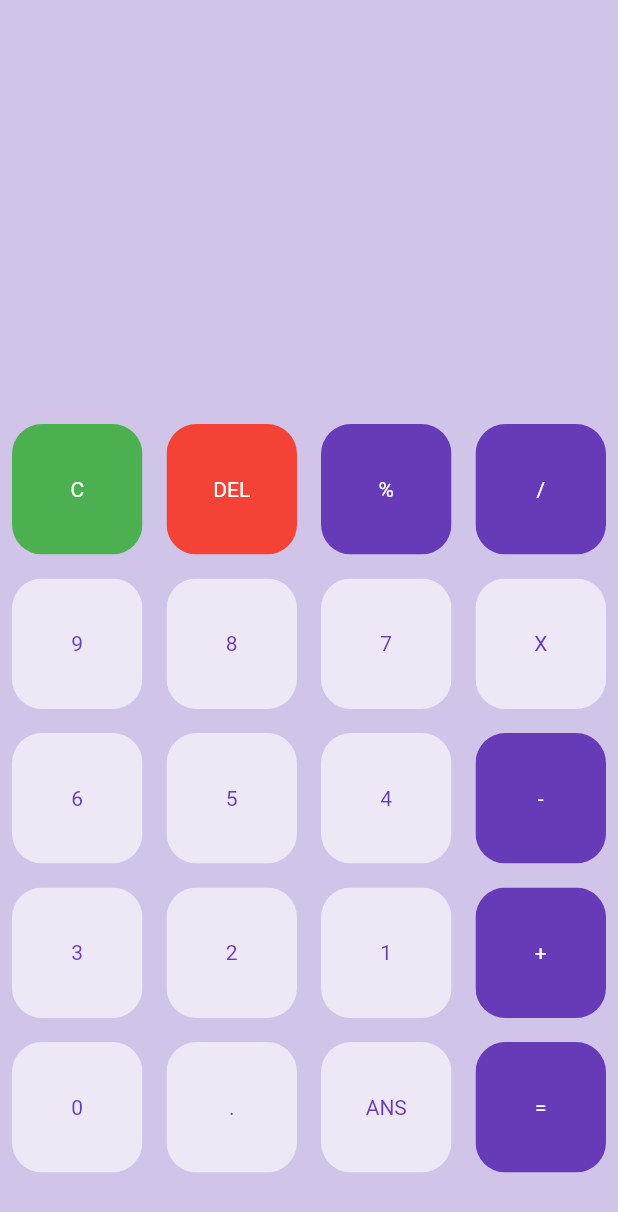
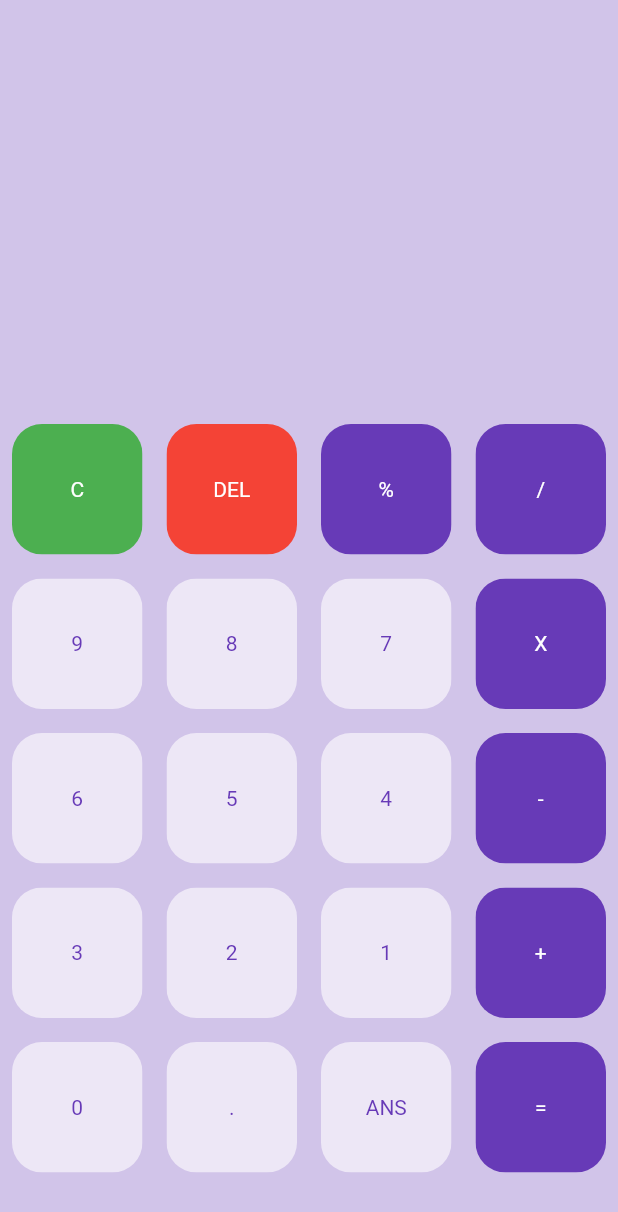
Before and after one commit to Dhrumi-Kansara/flutter-calculator, a Flutter app: the screen it shows after launch, on a phone screen of 412 x 824 dp. Shown: the top 1212 px of the screen. Run offline on Flutter 3.47's test engine with Material 2 defaults, Android fonts, the phone set to English and light mode, and no system bars.

Commit message:
fix ui mistak

```diff
--- a/lib/calculator.dart
+++ b/lib/calculator.dart
@@ -37,7 +37,7 @@ class _CalculatorState extends State<Calculator> {
   ];
 
   bool isOperatior(String str) {
-    if (['%', '/', 'x', '-', '+', '='].contains(str)) {
+    if (['%', '/', 'X', '-', '+', '='].contains(str)) {
       return true;
     }
     return false;
```
